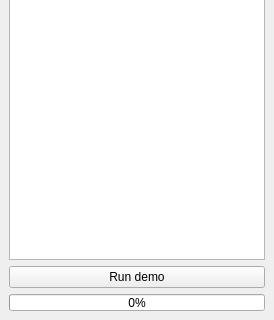
This is ants3bundle/src/ants3/gui/ademowindow.ui in andrmor/ANTS3bundle as Qt 5 draws it before an edit; both pictures show x 0 to 274 and y 259 to 579 of the 274 by 579 pixel window. The edited form follows.
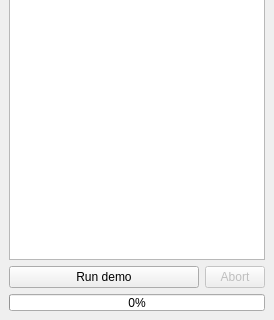
This is the edited form.

```diff
--- a/ants3bundle/src/ants3/gui/ademowindow.ui
+++ b/ants3bundle/src/ants3/gui/ademowindow.ui
@@ -96,11 +96,34 @@
      </widget>
     </item>
     <item>
+     <layout class="QHBoxLayout" name="horizontalLayout">
+      <property name="topMargin">
+       <number>0</number>
+      </property>
+      <item>
      <widget class="QPushButton" name="pbRun">
       <property name="text">
        <string>Run demo</string>
       </property>
      </widget>
+      </item>
+      <item>
+       <widget class="QPushButton" name="pbAbort">
+        <property name="enabled">
+         <bool>false</bool>
+        </property>
+        <property name="maximumSize">
+         <size>
+          <width>60</width>
+          <height>16777215</height>
+         </size>
+        </property>
+        <property name="text">
+         <string>Abort</string>
+        </property>
+       </widget>
+      </item>
+     </layout>
     </item>
     <item>
      <widget class="QProgressBar" name="prBar">
```
Lines whose indentation alone changed are shown as unchanged.
